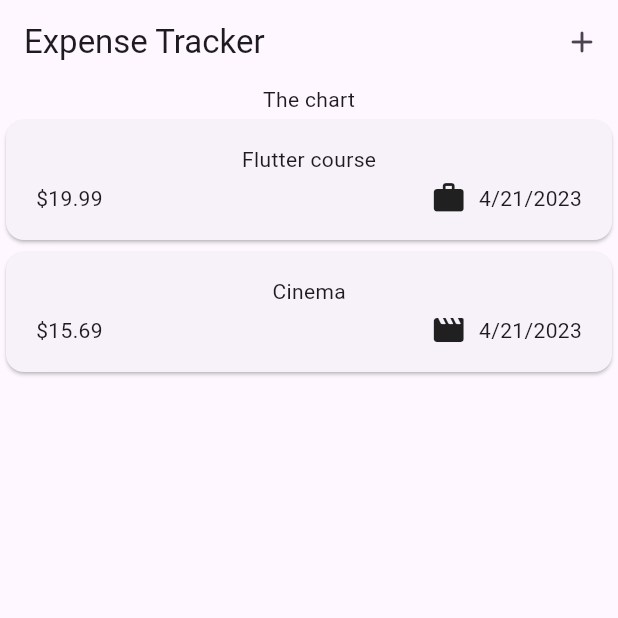
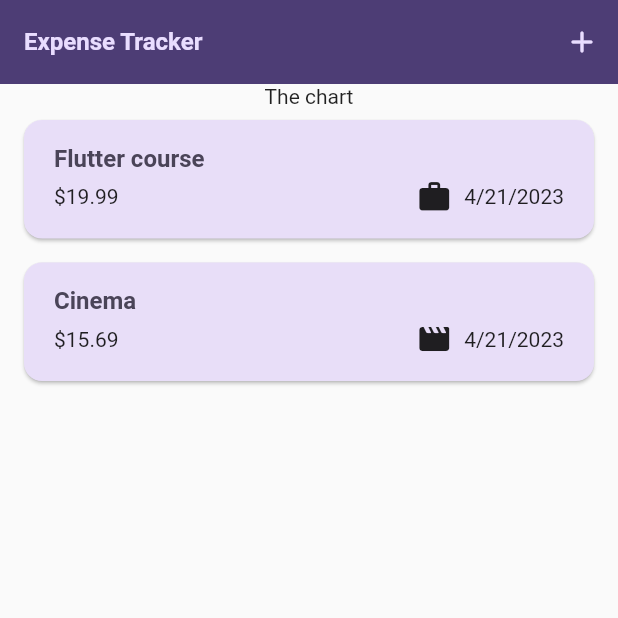
Before and after one commit to jsare/expense_tracker, a Flutter app: the screen it shows after launch, on a phone screen of 412 x 824 dp, the top half of it. Run offline on Flutter 3.47's test engine with Material 2 defaults, Android fonts, the phone set to English and light mode, and no system bars.

Commit message:
Add theme & filtering lists

```diff
--- a/lib/app.dart
+++ b/lib/app.dart
@@ -1,5 +1,14 @@
 import 'package:expense_tracker/expense_screen.dart';
 import 'package:flutter/material.dart';
+
+var kColorScheem = ColorScheme.fromSeed(
+  seedColor: const Color.fromARGB(255, 96, 59, 181),
+);
+
+var kDarkColorScheme = ColorScheme.fromSeed(
+  brightness: Brightness.dark,
+  seedColor: const Color.fromARGB(255, 5, 99, 125),
+);
 
 class ExpenseTracker extends StatelessWidget {
   const ExpenseTracker({super.key});
@@ -7,9 +16,51 @@ class ExpenseTracker extends StatelessWidget {
   @override
   Widget build(BuildContext context) {
     return MaterialApp(
-      theme: ThemeData(
+      darkTheme: ThemeData.dark().copyWith(
         useMaterial3: true,
+        colorScheme: kDarkColorScheme,
+        cardTheme: const CardTheme().copyWith(
+          color: kDarkColorScheme.secondaryContainer,
+          margin: const EdgeInsets.symmetric(
+            horizontal: 16,
+            vertical: 8,
+          ),
+        ),
+        elevatedButtonTheme: ElevatedButtonThemeData(
+          style: ElevatedButton.styleFrom(
+            backgroundColor: kDarkColorScheme.primaryContainer,
+            foregroundColor: kDarkColorScheme.onPrimaryContainer,
+          ),
+        ),
       ),
+      theme: ThemeData().copyWith(
+        useMaterial3: true,
+        colorScheme: kColorScheem,
+        appBarTheme: const AppBarTheme().copyWith(
+          backgroundColor: kColorScheem.onPrimaryContainer,
+          foregroundColor: kColorScheem.primaryContainer,
+        ),
+        cardTheme: const CardTheme().copyWith(
+          color: kColorScheem.secondaryContainer,
+          margin: const EdgeInsets.symmetric(
+            horizontal: 16,
+            vertical: 8,
+          ),
+        ),
+        elevatedButtonTheme: ElevatedButtonThemeData(
+          style: ElevatedButton.styleFrom(
+            backgroundColor: kColorScheem.primaryContainer,
+          ),
+        ),
+        textTheme: ThemeData().textTheme.copyWith(
+              titleLarge: TextStyle(
+                fontWeight: FontWeight.bold,
+                color: kColorScheem.onSecondaryContainer,
+                fontSize: 16,
+              ),
+            ),
+      ),
+      themeMode: ThemeMode.system,
       home: const ExpenseScreen(),
     );
   }
--- a/lib/models/expense.dart
+++ b/lib/models/expense.dart
@@ -33,3 +33,28 @@ class Expense {
     return formatter.format(date);
   }
 }
+
+class ExpenseBucket {
+  ExpenseBucket({
+    required this.category,
+    required this.expenses,
+  });
+
+  ExpenseBucket.forCategory(List<Expense> allExpenses, this.category)
+      : expenses = allExpenses
+            .where((expense) => expense.category == category)
+            .toList();
+
+  final Category category;
+  final List<Expense> expenses;
+
+  double get totalExpenses {
+    double sum = 0;
+
+    for (final expense in expenses) {
+      sum += expense.amount;
+    }
+
+    return sum;
+  }
+}
--- a/lib/widgets/expenses_list/expense_item.dart
+++ b/lib/widgets/expenses_list/expense_item.dart
@@ -15,8 +15,12 @@ class ExpenseItem extends StatelessWidget {
           vertical: 16,
         ),
         child: Column(
+          crossAxisAlignment: CrossAxisAlignment.start,
           children: [
-            Text(expense.title),
+            Text(
+              expense.title,
+              style: Theme.of(context).textTheme.titleLarge,
+            ),
             const SizedBox(height: 4),
             Row(
               children: [
--- a/lib/widgets/expenses_list/expenses_list.dart
+++ b/lib/widgets/expenses_list/expenses_list.dart
@@ -21,6 +21,12 @@ class ExpensesList extends StatelessWidget {
           onDismissed: (direction) {
             onRemoveExpense(expenses[index]);
           },
+          background: Container(
+            color: Theme.of(context).colorScheme.error.withOpacity(0.75),
+            margin: EdgeInsets.symmetric(
+              horizontal: Theme.of(context).cardTheme.margin!.horizontal,
+            ),
+          ),
           key: ValueKey(expenses[index]),
           child: ExpenseItem(
             expenses[index],
```
